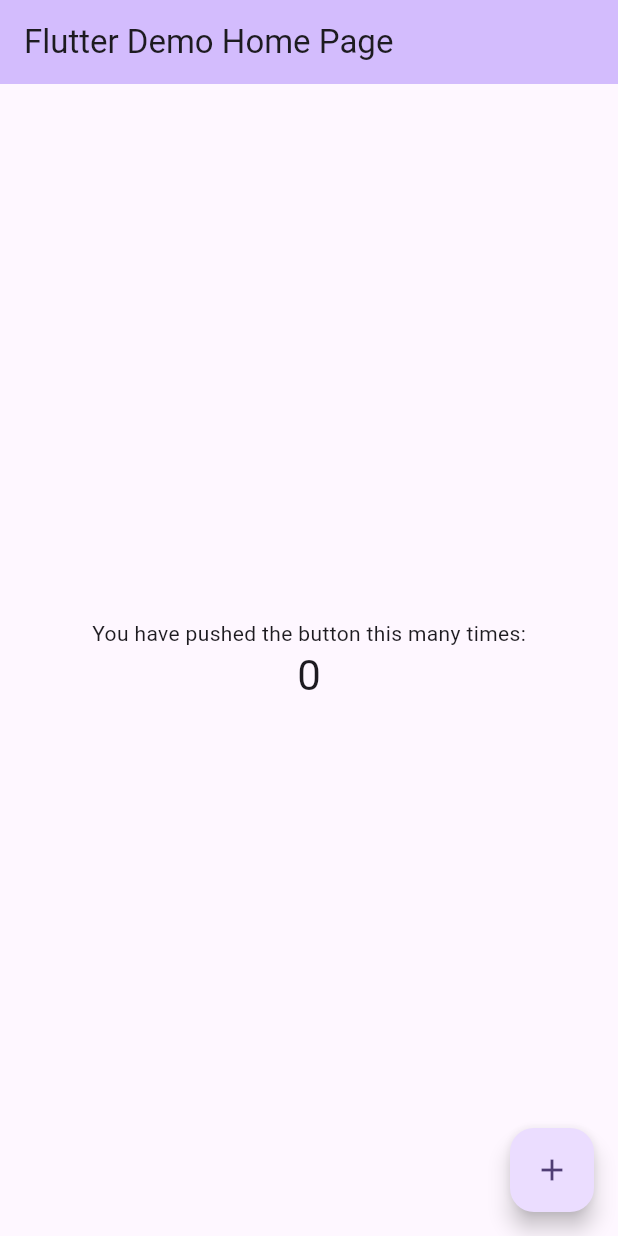
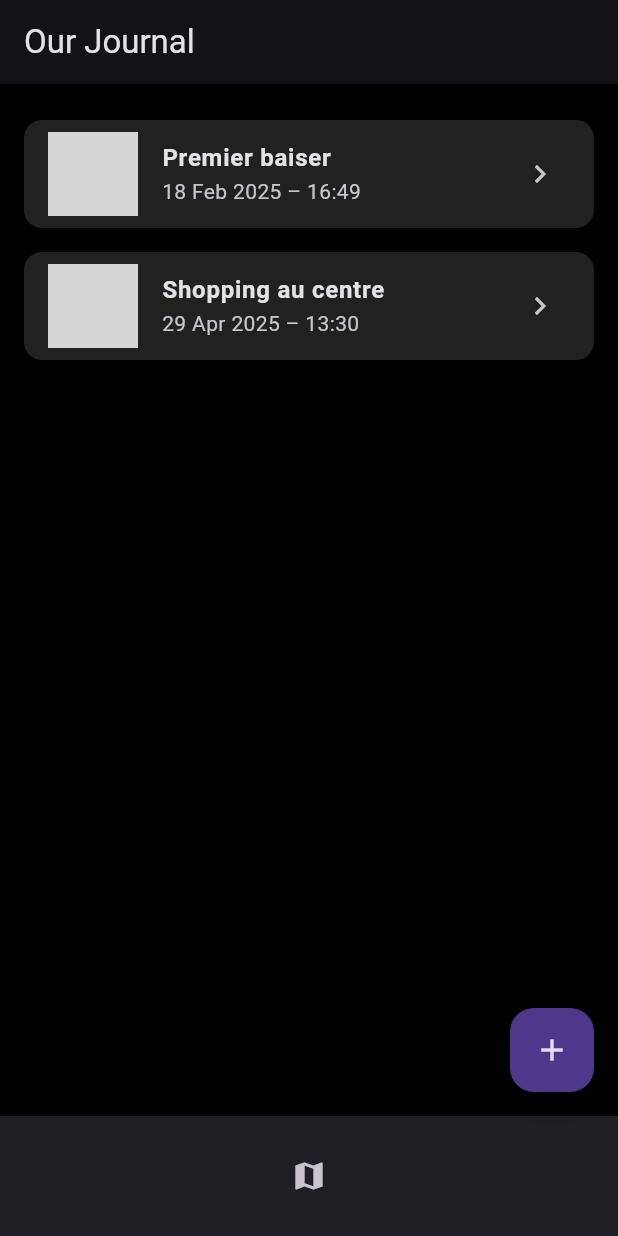
Before and after one commit to GuedaliaMahonAccount/MapMemory, a Flutter app: the screen it shows after launch, on a phone screen of 412 x 824 dp. Run offline on Flutter 3.47's test engine with Material 3 defaults, Android fonts, the phone set to English and light mode, and no system bars; our stand-ins replace google_maps_flutter, image_picker; grey boxes are pictures that could not be loaded.

Commit message:
add minimal codes, and pictures

```diff
--- a/map_memory/lib/main.dart
+++ b/map_memory/lib/main.dart
@@ -1,125 +1,23 @@
 import 'package:flutter/material.dart';
+import 'screens/home_screen.dart';
 
 void main() {
-  runApp(const MyApp());
+  runApp(const MapMemoryApp());
 }
 
-class MyApp extends StatelessWidget {
-  const MyApp({super.key});
+class MapMemoryApp extends StatelessWidget {
+  const MapMemoryApp({super.key});
 
-  // This widget is the root of your application.
   @override
   Widget build(BuildContext context) {
     return MaterialApp(
-      title: 'Flutter Demo',
-      theme: ThemeData(
-        // This is the theme of your application.
-        //
-        // TRY THIS: Try running your application with "flutter run". You'll see
-        // the application has a purple toolbar. Then, without quitting the app,
-        // try changing the seedColor in the colorScheme below to Colors.green
-        // and then invoke "hot reload" (save your changes or press the "hot
-        // reload" button in a Flutter-supported IDE, or press "r" if you used
-        // the command line to start the app).
-        //
-        // Notice that the counter didn't reset back to zero; the application
-        // state is not lost during the reload. To reset the state, use hot
-        // restart instead.
-        //
-        // This works for code too, not just values: Most code changes can be
-        // tested with just a hot reload.
-        colorScheme: ColorScheme.fromSeed(seedColor: Colors.deepPurple),
-        useMaterial3: true,
+      title: 'Map Memory',
+      theme: ThemeData.dark().copyWith(
+        primaryColor: Colors.deepPurple,
+        scaffoldBackgroundColor: Colors.black,
       ),
-      home: const MyHomePage(title: 'Flutter Demo Home Page'),
+      home: const HomeScreen(),
+      debugShowCheckedModeBanner: false,
     );
   }
 }
-
-class MyHomePage extends StatefulWidget {
-  const MyHomePage({super.key, required this.title});
-
-  // This widget is the home page of your application. It is stateful, meaning
-  // that it has a State object (defined below) that contains fields that affect
-  // how it looks.
-
-  // This class is the configuration for the state. It holds the values (in this
-  // case the title) provided by the parent (in this case the App widget) and
-  // used by the build method of the State. Fields in a Widget subclass are
-  // always marked "final".
-
-  final String title;
-
-  @override
-  State<MyHomePage> createState() => _MyHomePageState();
-}
-
-class _MyHomePageState extends State<MyHomePage> {
-  int _counter = 0;
-
-  void _incrementCounter() {
-    setState(() {
-      // This call to setState tells the Flutter framework that something has
-      // changed in this State, which causes it to rerun the build method below
-      // so that the display can reflect the updated values. If we changed
-      // _counter without calling setState(), then the build method would not be
-      // called again, and so nothing would appear to happen.
-      _counter++;
-    });
-  }
-
-  @override
-  Widget build(BuildContext context) {
-    // This method is rerun every time setState is called, for instance as done
-    // by the _incrementCounter method above.
-    //
-    // The Flutter framework has been optimized to make rerunning build methods
-    // fast, so that you can just rebuild anything that needs updating rather
-    // than having to individually change instances of widgets.
-    return Scaffold(
-      appBar: AppBar(
-        // TRY THIS: Try changing the color here to a specific color (to
-        // Colors.amber, perhaps?) and trigger a hot reload to see the AppBar
-        // change color while the other colors stay the same.
-        backgroundColor: Theme.of(context).colorScheme.inversePrimary,
-        // Here we take the value from the MyHomePage object that was created by
-        // the App.build method, and use it to set our appbar title.
-        title: Text(widget.title),
-      ),
-      body: Center(
-        // Center is a layout widget. It takes a single child and positions it
-        // in the middle of the parent.
-        child: Column(
-          // Column is also a layout widget. It takes a list of children and
-          // arranges them vertically. By default, it sizes itself to fit its
-          // children horizontally, and tries to be as tall as its parent.
-          //
-          // Column has various properties to control how it sizes itself and
-          // how it positions its children. Here we use mainAxisAlignment to
-          // center the children vertically; the main axis here is the vertical
-          // axis because Columns are vertical (the cross axis would be
-          // horizontal).
-          //
-          // TRY THIS: Invoke "debug painting" (choose the "Toggle Debug Paint"
-          // action in the IDE, or press "p" in the console), to see the
-          // wireframe for each widget.
-          mainAxisAlignment: MainAxisAlignment.center,
-          children: <Widget>[
-            const Text(
-              'You have pushed the button this many times:',
-            ),
-            Text(
-              '$_counter',
-              style: Theme.of(context).textTheme.headlineMedium,
-            ),
-          ],
-        ),
-      ),
-      floatingActionButton: FloatingActionButton(
-        onPressed: _incrementCounter,
-        tooltip: 'Increment',
-        child: const Icon(Icons.add),
-      ), // This trailing comma makes auto-formatting nicer for build methods.
-    );
-  }
-}
--- a/map_memory/lib/models/memory.dart
+++ b/map_memory/lib/models/memory.dart
@@ -0,0 +1,17 @@
+import 'package:google_maps_flutter/google_maps_flutter.dart';
+
+class Memory {
+  final String title;
+  final String description;
+  final DateTime date;
+  final String imagePath; // Pour simplifier : local path ou URL
+  final LatLng location;
+
+  Memory({
+    required this.title,
+    required this.description,
+    required this.date,
+    required this.imagePath,
+    required this.location,
+  });
+}
--- a/map_memory/lib/screens/home_screen.dart
+++ b/map_memory/lib/screens/home_screen.dart
@@ -0,0 +1,56 @@
+import 'package:flutter/material.dart';
+import 'package:google_maps_flutter/google_maps_flutter.dart';
+import '../models/memory.dart';
+import '../widgets/memory_card.dart';
+import 'add_memory_screen.dart';
+import 'map_screen.dart';
+
+class HomeScreen extends StatelessWidget {
+  const HomeScreen({super.key});
+
+  @override
+  Widget build(BuildContext context) {
+    // Simule une liste de souvenirs
+    final List<Memory> mockMemories = [
+      Memory(
+        title: 'Premier baiser',
+        description: 'Un moment magique ❤️',
+        date: DateTime(2025, 2, 18, 16, 49),
+        imagePath: 'assets/kiss.jpg',
+        location: const LatLng(32.015, 34.775),
+      ),
+      Memory(
+        title: 'Shopping au centre',
+        description: 'On s\'est bien marrés 😂',
+        date: DateTime(2025, 4, 29, 13, 30),
+        imagePath: 'assets/mall.jpg',
+        location: const LatLng(31.965, 34.771),
+      ),
+    ];
+
+    return Scaffold(
+      appBar: AppBar(title: const Text("Our Journal")),
+      body: ListView.builder(
+        padding: const EdgeInsets.all(16),
+        itemCount: mockMemories.length,
+        itemBuilder: (context, index) => MemoryCard(memory: mockMemories[index]),
+      ),
+      floatingActionButton: FloatingActionButton(
+        onPressed: () => Navigator.push(
+          context,
+          MaterialPageRoute(builder: (_) => const AddMemoryScreen()),
+        ),
+        child: const Icon(Icons.add),
+      ),
+      bottomNavigationBar: BottomAppBar(
+        child: IconButton(
+          icon: const Icon(Icons.map),
+          onPressed: () => Navigator.push(
+            context,
+            MaterialPageRoute(builder: (_) => MapScreen(memories: mockMemories)),
+          ),
+        ),
+      ),
+    );
+  }
+}
--- a/map_memory/lib/widgets/memory_card.dart
+++ b/map_memory/lib/widgets/memory_card.dart
@@ -0,0 +1,32 @@
+import 'package:flutter/material.dart';
+import 'package:intl/intl.dart';
+import 'dart:io';
+import '../models/memory.dart';
+
+class MemoryCard extends StatelessWidget {
+  final Memory memory;
+
+  const MemoryCard({super.key, required this.memory});
+
+  @override
+  Widget build(BuildContext context) {
+    return Card(
+      color: Colors.grey[900],
+      margin: const EdgeInsets.symmetric(vertical: 8),
+      child: ListTile(
+        leading: Image.file(
+          // Tu peux mettre Image.network si tu récupères depuis une URL
+          File(memory.imagePath),
+          width: 60,
+          fit: BoxFit.cover,
+        ),
+        title: Text(memory.title, style: const TextStyle(fontWeight: FontWeight.bold)),
+        subtitle: Text(DateFormat('dd MMM yyyy – HH:mm').format(memory.date)),
+        trailing: const Icon(Icons.chevron_right),
+        onTap: () {
+          // Tu pourras plus tard ajouter un écran de détail
+        },
+      ),
+    );
+  }
+}
```
Also changed, not shown: map_memory/lib/screens/add_memory_screen.dart (+171 -0 lines), map_memory/lib/screens/map_screen.dart (+34 -0 lines), map_memory/pubspec.yaml (+10 -4 lines), map_memory/assets/bag.png (added), map_memory/assets/building.png (added), map_memory/assets/car.png (added), map_memory/assets/heart.png (added), map_memory/assets/ice.png (added), map_memory/assets/montain.png (added), map_memory/assets/mouth.png (added), map_memory/assets/music.png (added), map_memory/assets/tree.png (added).
